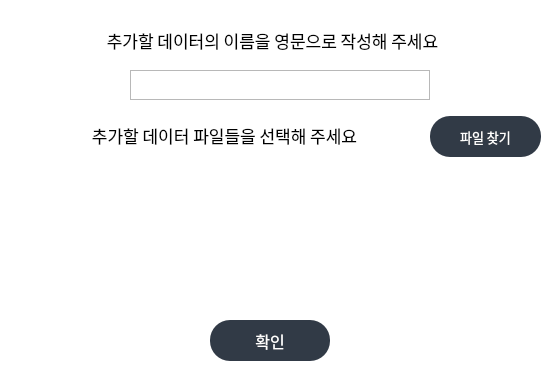
Qt form gui/add_dialog.ui (Meawcat/CheckMate) before a commit.
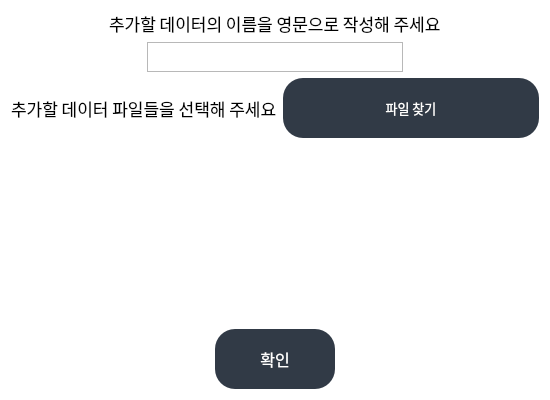
The same form after that commit.

What changed in the file:
```diff
--- a/gui/add_dialog.ui
+++ b/gui/add_dialog.ui
@@ -6,10 +6,16 @@
    <rect>
     <x>0</x>
     <y>0</y>
-    <width>551</width>
-    <height>379</height>
+    <width>550</width>
+    <height>400</height>
    </rect>
   </property>
+  <property name="maximumSize">
+   <size>
+    <width>16777215</width>
+    <height>16777215</height>
+   </size>
+  </property>
   <property name="windowTitle">
    <string>Dialog</string>
   </property>
@@ -30,15 +36,13 @@
 	color:  #fff;
 }</string>
   </property>
+  <layout class="QHBoxLayout" name="horizontalLayout">
+   <item>
+    <layout class="QVBoxLayout" name="verlay2">
+     <item>
+      <layout class="QVBoxLayout" name="verlay1">
+       <item alignment="Qt::AlignHCenter">
   <widget class="QLabel" name="item_label">
-   <property name="geometry">
-    <rect>
-     <x>20</x>
-     <y>10</y>
-     <width>505</width>
-     <height>60</height>
-    </rect>
-   </property>
    <property name="sizePolicy">
     <sizepolicy hsizetype="Fixed" vsizetype="Fixed">
      <horstretch>0</horstretch>
@@ -49,25 +53,17 @@
     <font>
      <family>맑은 고딕</family>
      <pointsize>13</pointsize>
+           <weight>50</weight>
      <bold>false</bold>
     </font>
    </property>
    <property name="text">
     <string>추가할 데이터의 이름을 영문으로 작성해 주세요</string>
    </property>
-   <property name="alignment">
-    <set>Qt::AlignmentFlag::AlignCenter</set>
-   </property>
-  </widget>
+        </widget>
+       </item>
+       <item alignment="Qt::AlignHCenter">
   <widget class="QTextEdit" name="item_name">
-   <property name="geometry">
-    <rect>
-     <x>130</x>
-     <y>70</y>
-     <width>300</width>
-     <height>30</height>
-    </rect>
-   </property>
    <property name="sizePolicy">
     <sizepolicy hsizetype="Expanding" vsizetype="Fixed">
      <horstretch>0</horstretch>
@@ -88,24 +84,64 @@
    </property>
    <property name="html">
     <string>&lt;!DOCTYPE HTML PUBLIC &quot;-//W3C//DTD HTML 4.0//EN&quot; &quot;http://www.w3.org/TR/REC-html40/strict.dtd&quot;&gt;
-&lt;html&gt;&lt;head&gt;&lt;meta name=&quot;qrichtext&quot; content=&quot;1&quot; /&gt;&lt;meta charset=&quot;utf-8&quot; /&gt;&lt;style type=&quot;text/css&quot;&gt;
+&lt;html&gt;&lt;head&gt;&lt;meta name=&quot;qrichtext&quot; content=&quot;1&quot; /&gt;&lt;style type=&quot;text/css&quot;&gt;
 p, li { white-space: pre-wrap; }
-hr { height: 1px; border-width: 0; }
-li.unchecked::marker { content: &quot;\2610&quot;; }
-li.checked::marker { content: &quot;\2612&quot;; }
-&lt;/style&gt;&lt;/head&gt;&lt;body style=&quot; font-family:'맑은 고딕'; font-size:9pt; font-weight:400; font-style:normal;&quot;&gt;
-&lt;p style=&quot;-qt-paragraph-type:empty; margin-top:0px; margin-bottom:0px; margin-left:0px; margin-right:0px; -qt-block-indent:0; text-indent:0px;&quot;&gt;&lt;br /&gt;&lt;/p&gt;&lt;/body&gt;&lt;/html&gt;</string>
-   </property>
-  </widget>
+&lt;/style&gt;&lt;/head&gt;&lt;body style=&quot; font-family:'Gulim'; font-size:9pt; font-weight:400; font-style:normal;&quot;&gt;
+&lt;p style=&quot;-qt-paragraph-type:empty; margin-top:0px; margin-bottom:0px; margin-left:0px; margin-right:0px; -qt-block-indent:0; text-indent:0px; font-family:'맑은 고딕';&quot;&gt;&lt;br /&gt;&lt;/p&gt;&lt;/body&gt;&lt;/html&gt;</string>
+         </property>
+        </widget>
+       </item>
+      </layout>
+     </item>
+     <item>
+      <layout class="QHBoxLayout" name="horlay1">
+       <item>
+        <widget class="QLabel" name="file_label">
+         <property name="sizePolicy">
+          <sizepolicy hsizetype="Fixed" vsizetype="Fixed">
+           <horstretch>0</horstretch>
+           <verstretch>0</verstretch>
+          </sizepolicy>
+         </property>
+         <property name="maximumSize">
+          <size>
+           <width>16777215</width>
+           <height>30</height>
+          </size>
+         </property>
+         <property name="font">
+          <font>
+           <family>맑은 고딕</family>
+           <pointsize>13</pointsize>
+           <weight>50</weight>
+           <bold>false</bold>
+          </font>
+         </property>
+         <property name="text">
+          <string>추가할 데이터 파일들을 선택해 주세요</string>
+         </property>
+        </widget>
+       </item>
+       <item>
+        <widget class="QPushButton" name="file_button">
+         <property name="font">
+          <font>
+           <family>맑은 고딕</family>
+           <pointsize>10</pointsize>
+          </font>
+         </property>
+         <property name="styleSheet">
+          <string notr="true"/>
+         </property>
+         <property name="text">
+          <string>파일 찾기</string>
+         </property>
+        </widget>
+       </item>
+      </layout>
+     </item>
+     <item>
   <widget class="QScrollArea" name="scrollArea">
-   <property name="geometry">
-    <rect>
-     <x>11</x>
-     <y>174</y>
-     <width>531</width>
-     <height>131</height>
-    </rect>
-   </property>
    <property name="styleSheet">
     <string notr="true">background-color: transparent;
 </string>
@@ -118,8 +154,8 @@
      <rect>
       <x>0</x>
       <y>0</y>
-      <width>526</width>
-      <height>129</height>
+          <width>524</width>
+          <height>162</height>
      </rect>
     </property>
     <property name="maximumSize">
@@ -128,15 +164,9 @@
       <height>166</height>
      </size>
     </property>
+        <layout class="QVBoxLayout" name="verticalLayout">
+         <item>
     <widget class="QLabel" name="selected">
-     <property name="geometry">
-      <rect>
-       <x>10</x>
-       <y>10</y>
-       <width>511</width>
-       <height>111</height>
-      </rect>
-     </property>
      <property name="styleSheet">
       <string notr="true"/>
      </property>
@@ -144,17 +174,13 @@
       <string/>
      </property>
     </widget>
-   </widget>
-  </widget>
-  <widget class="QPushButton" name="button_box">
-   <property name="geometry">
-    <rect>
-     <x>210</x>
-     <y>320</y>
-     <width>120</width>
-     <height>41</height>
-    </rect>
-   </property>
+         </item>
+        </layout>
+       </widget>
+      </widget>
+     </item>
+     <item alignment="Qt::AlignHCenter">
+      <widget class="QPushButton" name="add_button">
    <property name="maximumSize">
     <size>
      <width>120</width>
@@ -171,7 +197,7 @@
     <enum>Qt::ContextMenuPolicy::DefaultContextMenu</enum>
    </property>
    <property name="layoutDirection">
-    <enum>Qt::LayoutDirection::LeftToRight</enum>
+        <enum>Qt::LeftToRight</enum>
    </property>
    <property name="styleSheet">
     <string notr="true"/>
@@ -180,63 +206,10 @@
     <string>확인</string>
    </property>
   </widget>
-  <widget class="QLabel" name="file_label">
-   <property name="geometry">
-    <rect>
-     <x>20</x>
-     <y>120</y>
-     <width>409</width>
-     <height>30</height>
-    </rect>
-   </property>
-   <property name="sizePolicy">
-    <sizepolicy hsizetype="Fixed" vsizetype="Fixed">
-     <horstretch>0</horstretch>
-     <verstretch>0</verstretch>
-    </sizepolicy>
-   </property>
-   <property name="maximumSize">
-    <size>
-     <width>16777215</width>
-     <height>30</height>
-    </size>
-   </property>
-   <property name="font">
-    <font>
-     <family>맑은 고딕</family>
-     <pointsize>13</pointsize>
-     <bold>false</bold>
-    </font>
-   </property>
-   <property name="text">
-    <string>추가할 데이터 파일들을 선택해 주세요</string>
-   </property>
-   <property name="alignment">
-    <set>Qt::AlignmentFlag::AlignCenter</set>
-   </property>
-  </widget>
-  <widget class="QPushButton" name="file_button">
-   <property name="geometry">
-    <rect>
-     <x>430</x>
-     <y>116</y>
-     <width>111</width>
-     <height>41</height>
-    </rect>
-   </property>
-   <property name="font">
-    <font>
-     <family>맑은 고딕</family>
-     <pointsize>10</pointsize>
-    </font>
-   </property>
-   <property name="styleSheet">
-    <string notr="true"/>
-   </property>
-   <property name="text">
-    <string>파일 찾기</string>
-   </property>
-  </widget>
+     </item>
+    </layout>
+   </item>
+  </layout>
  </widget>
  <resources/>
  <connections/>
```
Left out of the diff: 4 changed lines with no effect on the pictures. Lines whose indentation alone changed are shown as unchanged.
